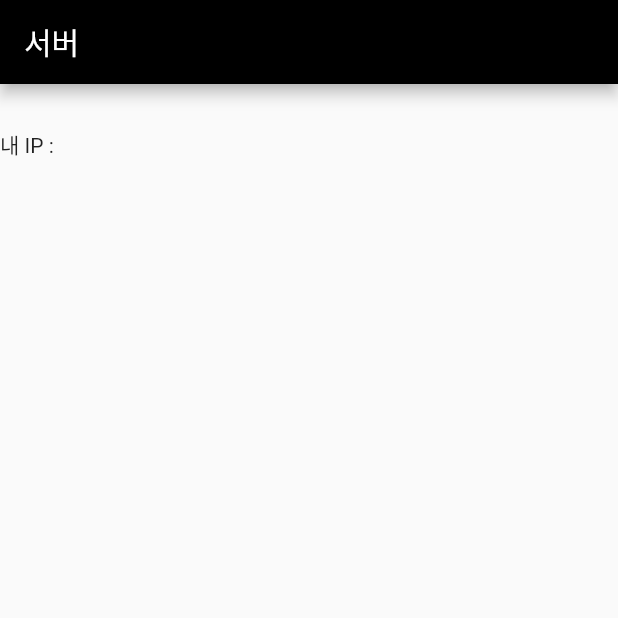
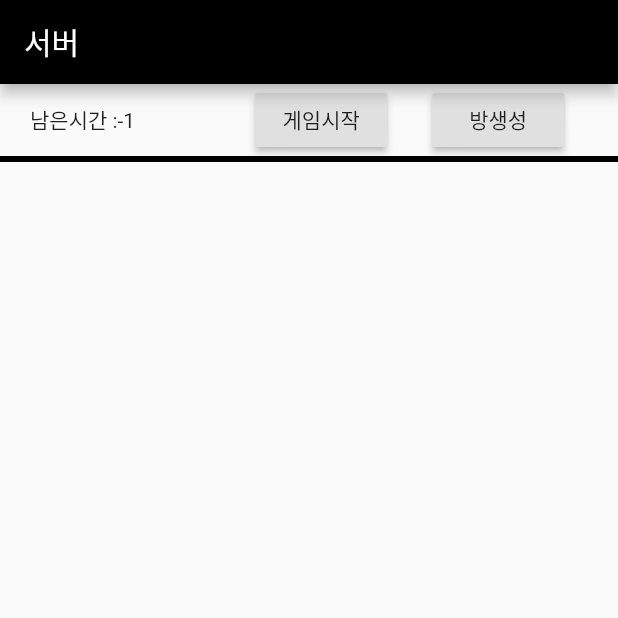
Before and after one commit to kdjun97/liar-game-app, a Flutter app: the ServerHome screen opened by its route, on a phone screen of 412 x 824 dp, the top half of it. Run offline on Flutter 3.47's test engine with Material 2 defaults, Android fonts, the phone set to English and light mode, and no system bars; our stand-ins replace get; missing offline and left inert: get_ip_address.

Commit message:
[UPDATE] connection시, face UI 구현

```diff
--- /dev/null
+++ b/lib/binding/game_binding.dart
@@ -0,0 +1,9 @@
+import 'package:get/get.dart';
+import 'package:liar_getx/controller/game_controller.dart';
+
+class GameBinding extends Bindings {
+  @override
+  void dependencies() {
+    Get.lazyPut<GameController>(() => GameController());
+  }
+}
--- /dev/null
+++ b/lib/controller/game_controller.dart
@@ -0,0 +1,37 @@
+import 'dart:io';
+import 'package:get/get.dart';
+
+// 게임에 관련된 클래스
+class GameController extends GetxController {
+  int gameTime = 20; // 게임시간
+  bool isGameStart = false; // 게임이 시작했는지 알려주는 bool 값
+  var time = 0.obs;
+
+  List<String> nickInfo = ["", "", "", "", "", ""]; // Nickname 정보
+  List<bool> imageInfo = [false, false, false, false, false, false]; // Image를 위한 boolean타입
+  int userCount = 0; // 총 인원수
+
+  bool isConnect = false; // 소켓 연결 되었는지 알려주는 bool 값
+  late ServerSocket serverSocket;
+
+  // 추후 모델로 가지고 있어도 좋을 것 같음.
+  List<String> word =
+  [ '안경','와이파이','usb','쿠키','배구','잠옷','다리','케이크','초콜릿','폭탄','스위스','약과','떡볶이','치즈','멕시코','매미','메뚜기', '모기','도라에몽','호랑이',
+    '치타','사자','곰','사슴','책','노트북','컴퓨터','사과','딸기','체리','연필','지우개','CD','피아노','첼로','리코더','드럼','핸드폰', '가위','경복궁',
+    '바다', '정수기','뱀','탄산수','화장지','슬리퍼','피자','태양','영수증','아이스크림','카메라','동공','인형','귤','여름','겨울','봄','가을','단추', '카카오톡',
+    '플룻','동전','지게','장미','단풍','등산','침대','달','크리스마스','양치','칫솔','치약','설거지','정원','망치','태평양','갯벌','바지락','무릎','지갑',
+    '감사','자동차','꽃','형광등','머리끈','매니큐어','머리카락','저수지','하늘','별','지구','코끼리','코뿔소','벨기에','한동대학교','코난','농구','야구','핸드볼','낫',
+    '책상','호두과자','고속도로','호떡','붕어빵','곡괭이','전등','러시아','이탈리아','터키','축구','해수욕장','비행기','기차','창문','삽','벼','괭이','고양이','도끼',
+    '강아지','쟁기','배','멍에','소','쇠스랑','가마','기와','공','수영','불고기','햄버거','피자','치킨','맥북','마우스','키보드','나무','물고기','바람',
+    '심층수','화산', '폭포','바위','라면','의자','tv','라디오','에어컨','히터','계곡','수제비','결혼','여행','마카롱','웹툰','동상','찜닭','김밥','나사',
+    '엘리베이터','거울','양말'
+  ]; // 총 163개
+
+  void setUser(String nick)
+  {
+    nickInfo[userCount] = nick;
+    imageInfo[userCount++] = true;
+    update();
+  }
+
+}
--- a/lib/func/custom_button_handle.dart
+++ b/lib/func/custom_button_handle.dart
@@ -2,6 +2,7 @@ import 'package:get/get.dart';
 import 'package:get_ip_address/get_ip_address.dart';
 import 'package:liar_getx/controller/myinfo_controller.dart';
 import 'package:liar_getx/controller/form_controller.dart';
+import 'package:liar_getx/controller/game_controller.dart';
 
 class CustomButtonHandle {
   // onPressed widgets/custom_raised_button
@@ -52,9 +53,12 @@ class CustomButtonHandle {
   Future<void> readyOk() async {
     MyInfoController myInfoController = Get.find<MyInfoController>();
     FormController formController = Get.find<FormController>();
+    GameController gameController = Get.find<GameController>();
 
     myInfoController.setMyName(formController.nameController.text);
     myInfoController.setSrvIp(formController.myIpController.text);
+    gameController.setUser(formController.nameController.text);
+
     Get.toNamed('/ServerHome');
   }
 }
--- a/lib/pages/server_home.dart
+++ b/lib/pages/server_home.dart
@@ -1,10 +1,13 @@
 import 'package:flutter/material.dart';
 import 'package:get/get.dart';
 import 'package:liar_getx/controller/myinfo_controller.dart';
+import 'package:liar_getx/controller/game_controller.dart';
 import 'package:liar_getx/utils/custom_app_bar.dart';
+import 'package:liar_getx/widgets/face_info.dart';
 
 class ServerHome extends StatelessWidget {
   MyInfoController myInfoController = Get.find<MyInfoController>();
+  GameController gameController = Get.find<GameController>();
 
   @override
   Widget build(BuildContext context) {
@@ -12,9 +15,54 @@ class ServerHome extends StatelessWidget {
       appBar: CustomAppBar(appBar: AppBar() ,title: "서버", backButton: false),
       body: Column(
         children: [
-          Container(child:Text("내 IP :${myInfoController.myIp}"),margin : EdgeInsets.only(top:30.0)),
+          Row(
+            children: [
+              const Padding(padding: EdgeInsets.fromLTRB(20.0, 0.0, 0.0, 0.0), child: Text("남은시간 :")),
+              Obx((){
+                return (gameController.isGameStart) ? Text("${gameController.time.value}") : Text("${gameController.time.value-1}");
+              }),
+              Padding(
+                padding: const EdgeInsets.fromLTRB(20.0, 0.0, 10.0, 0),
+                child: GetBuilder<GameController>(builder: (_) {
+                  return Row(
+                    children: [
+                      Padding(
+                        padding: const EdgeInsets.fromLTRB(60.0, 0.0, 30.0, 0),
+                        child: RaisedButton(
+                          child: const Text("게임시작"),
+                          onPressed: ()=> print("게임시작"),
+                        )
+                      ),
+                      RaisedButton(
+                        child: (gameController.isConnect) ? const Text("방폭파") : const Text("방생성") ,
+                        onPressed: ()=> (gameController.isConnect) ? print("방 폭파를 누르셨소") : print("방 생성을 누르셨소"),
+                      ),
+                    ],
+                  );
+                })
+              )
+            ],
+          ),
+          GetBuilder<GameController>(builder: (_) {
+            return Container(
+              decoration: const BoxDecoration(
+                border: Border(bottom:BorderSide(width:2, color:Colors.black),top:BorderSide(width:2, color:Colors.black)),
+              ),
+              child: Row(
+                mainAxisAlignment: MainAxisAlignment.center,
+                children: [
+                  Visibility(child: FaceInfo(name: "얼굴1", nick: gameController.nickInfo[0]), visible: gameController.imageInfo[0]),
+                  Visibility(child: FaceInfo(name: "얼굴2", nick: gameController.nickInfo[1]), visible: gameController.imageInfo[1]),
+                  Visibility(child: FaceInfo(name: "얼굴3", nick: gameController.nickInfo[2]), visible: gameController.imageInfo[2]),
+                  Visibility(child: FaceInfo(name: "얼굴4", nick: gameController.nickInfo[3]), visible: gameController.imageInfo[3]),
+                  Visibility(child: FaceInfo(name: "얼굴5", nick: gameController.nickInfo[4]), visible: gameController.imageInfo[4]),
+                  Visibility(child: FaceInfo(name: "얼굴6", nick: gameController.nickInfo[5]), visible: gameController.imageInfo[5]),
+                ],
+              ),
+            );
+          })
         ],
-      ),
+      )
     );
   }
 }
--- a/lib/root/pages.dart
+++ b/lib/root/pages.dart
@@ -6,6 +6,7 @@ import 'package:liar_getx/pages/server_home.dart';
 import 'package:liar_getx/pages/server_make_room.dart';
 import 'package:liar_getx/binding/myinfo_binding.dart';
 import 'package:liar_getx/binding/form_binding.dart';
+import 'package:liar_getx/binding/game_binding.dart';
 
 class Pages {
   static final routes = [
@@ -19,7 +20,8 @@ class Pages {
       page: () => ServerMakeRoom(),
       bindings: [
         MyInfoBinding(),
-        FormBinding()
+        FormBinding(),
+        GameBinding()
       ],
       transition: Transition.leftToRight,
     ),
```
Also changed, not shown: lib/widgets/face_info.dart (added, +40 -0 lines), 1 other file.
